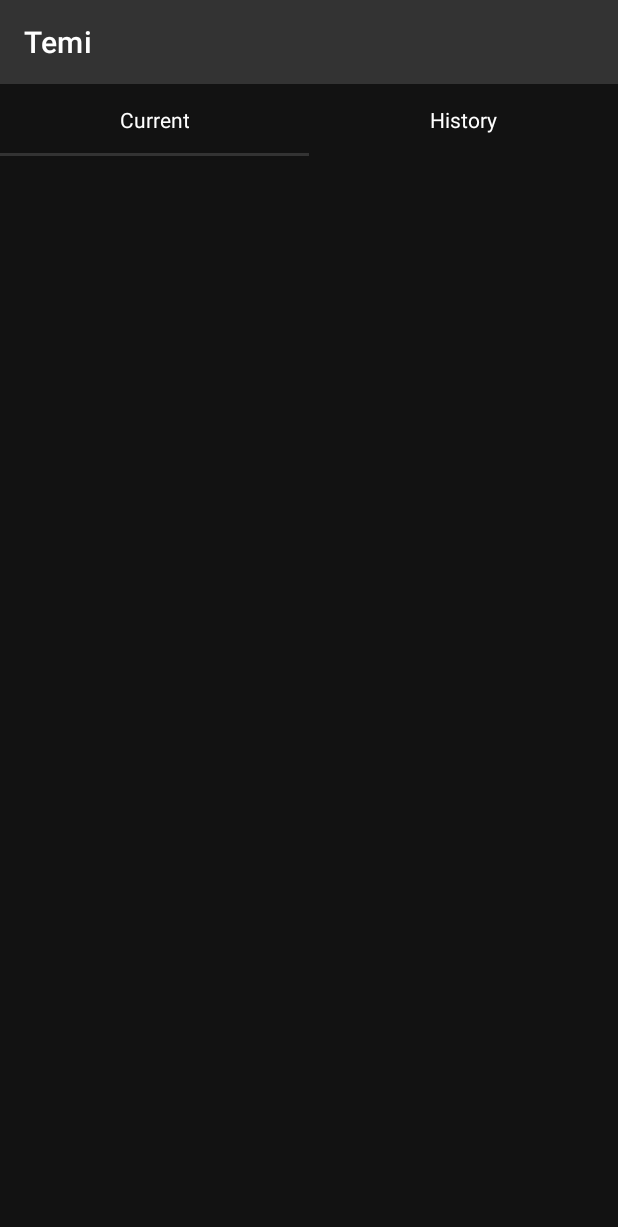
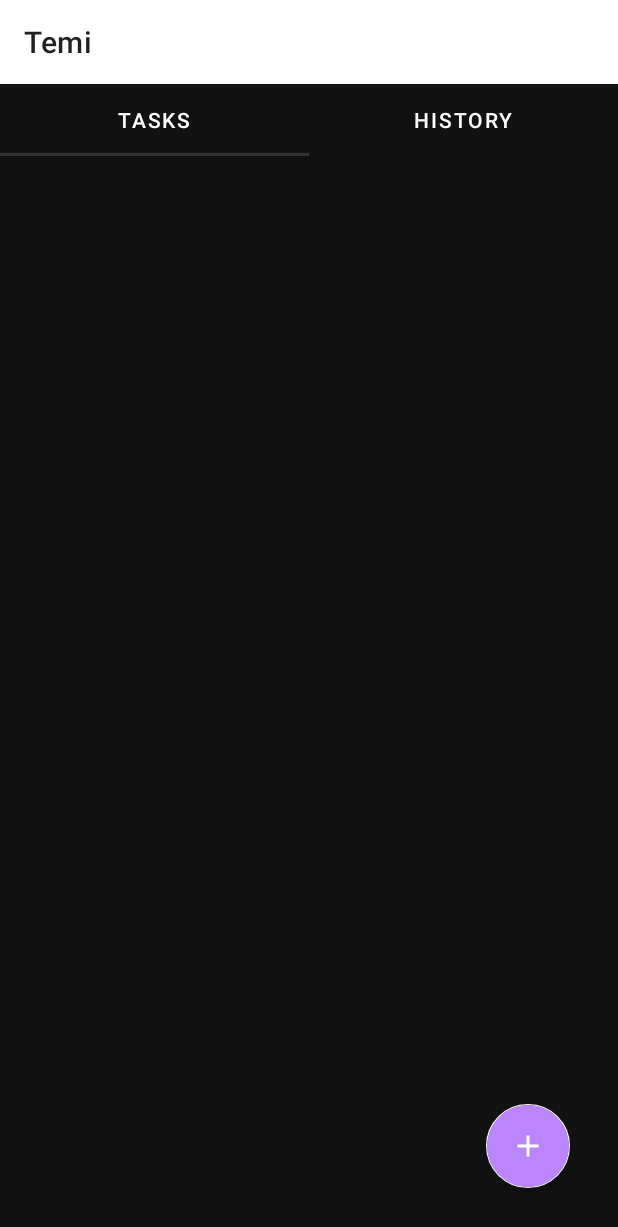
Before and after one commit to rafaelmotaalves/android-time-tracker, an Android app: the screen it shows after launch (MainActivity), on a phone screen of 412 x 824 dp. Shown: the top 1227 px of the screen. Run offline under Robolectric (Android 15) with nearby library versions, the phone set to English and light mode, and no system bars; our stand-ins replace Room's generated code; 2 statements that could not run were skipped.

Commit message:
feat(): add create task dialog

```diff
--- a/app/src/main/java/br/ufpe/cin/timetracker/MainActivity.kt
+++ b/app/src/main/java/br/ufpe/cin/timetracker/MainActivity.kt
@@ -1,13 +1,15 @@
 package br.ufpe.cin.timetracker
 
-import android.R
+import android.content.Intent
 import android.os.Bundle
+import android.text.format.DateFormat.is24HourFormat
 import androidx.activity.viewModels
 import androidx.appcompat.app.AppCompatActivity
 import androidx.fragment.app.Fragment
-import androidx.fragment.app.FragmentTransaction
 import br.ufpe.cin.timetracker.databinding.ActivityMainBinding
 import com.google.android.material.tabs.TabLayoutMediator
+import com.google.android.material.timepicker.MaterialTimePicker
+import com.google.android.material.timepicker.TimeFormat
 
 
 class MainActivity : AppCompatActivity() {
@@ -18,20 +20,22 @@ class MainActivity : AppCompatActivity() {
         super.onCreate(savedInstanceState)
         binding = ActivityMainBinding.inflate(layoutInflater)
         setContentView(binding.root)
-
+        setSupportActionBar(binding.toolbar)
         val tabs = listOf<Fragment>(
             TasksFragment.newInstance(viewModel, TasksMode.CURRENT),
             TasksFragment.newInstance(viewModel, TasksMode.HISTORY)
         )
-        supportActionBar?.elevation = .0F;
 
         val adapter = TabsAdapter(this, tabs)
         binding.viewpager.adapter = adapter
 
-        val tabNames = listOf("Current", "History")
-        TabLayoutMediator(binding.tablayout, binding.viewpager) { tab ,position ->
+        val tabNames = listOf("Tasks", "History")
+        TabLayoutMediator(binding.tabLayout, binding.viewpager) { tab, position ->
             tab.text = tabNames[position]
         }.attach()
+
+        binding.floatingActionButton.setOnClickListener {
+            CreateTaskDialog.display(supportFragmentManager)
+        }
     }
-
 }
--- a/app/src/main/java/br/ufpe/cin/timetracker/TabsAdapter.kt
+++ b/app/src/main/java/br/ufpe/cin/timetracker/TabsAdapter.kt
@@ -8,6 +8,6 @@ class TabsAdapter(fragmentActivity: FragmentActivity, private val fragments: Lis
 
     override fun getItemCount(): Int = fragments.size
 
-    override fun createFragment(position: Int): Fragment = fragments.get(position)
+    override fun createFragment(position: Int): Fragment = fragments[position]
 
 }
--- a/app/src/main/java/br/ufpe/cin/timetracker/dao/TaskDAO.kt
+++ b/app/src/main/java/br/ufpe/cin/timetracker/dao/TaskDAO.kt
@@ -22,6 +22,9 @@ interface TaskDAO {
     @Update
     suspend fun updateTask(task: TaskModel)
 
+    @Insert
+    suspend fun insertTask(task: TaskModel)
+
     @Delete
     suspend fun deleteTask(task: TaskModel)
 }
--- a/app/src/main/java/br/ufpe/cin/timetracker/entities/Task.kt
+++ b/app/src/main/java/br/ufpe/cin/timetracker/entities/Task.kt
@@ -10,6 +10,7 @@ class Task (
         val id: Int = 0,
         val name: String,
         val intervals: List<TimeInterval>,
+        val description: String,
         var done: Boolean,
         val estimate: Long
 ) : Comparable<Task> {
--- a/app/src/main/java/br/ufpe/cin/timetracker/model/Mappers.kt
+++ b/app/src/main/java/br/ufpe/cin/timetracker/model/Mappers.kt
@@ -11,6 +11,7 @@ fun TaskWithTimeIntervalsModel.toTask() = Task(
             it.toTimeInterval()
         }.collect(Collectors.toList()),
         done = task.done,
+        description = task.description,
         estimate = task.estimateInSeconds
 )
 
@@ -32,7 +33,7 @@ fun TimeInterval.toTimeIntervalModel() = TimeIntervalModel(
 
 fun Task.toTaskModel() = TaskModel(
         id = id,
-        description = "",
+        description = description,
         name = name,
         done = done,
         estimateInSeconds = estimate
--- /dev/null
+++ b/app/src/main/res/drawable/ic_baseline_add_24.xml
@@ -0,0 +1,10 @@
+<vector xmlns:android="http://schemas.android.com/apk/res/android"
+    android:width="24dp"
+    android:height="24dp"
+    android:viewportWidth="24"
+    android:viewportHeight="24"
+    android:tint="?attr/colorControlNormal">
+  <path
+      android:fillColor="@android:color/white"
+      android:pathData="M19,13h-6v6h-2v-6H5v-2h6V5h2v6h6v2z"/>
+</vector>
--- a/app/src/main/res/layout/activity_main.xml
+++ b/app/src/main/res/layout/activity_main.xml
@@ -1,4 +1,4 @@
-<LinearLayout
+<androidx.coordinatorlayout.widget.CoordinatorLayout
     xmlns:android="http://schemas.android.com/apk/res/android"
     xmlns:app="http://schemas.android.com/apk/res-auto"
     xmlns:tools="http://schemas.android.com/tools"
@@ -7,20 +7,48 @@
     android:orientation="vertical"
     tools:context=".MainActivity">
 
-    <com.google.android.material.tabs.TabLayout
-        android:id="@+id/tablayout"
+<!--    <com.google.android.material.tabs.TabLayout-->
+<!--        android:id="@+id/tablayout"-->
+<!--        android:layout_width="match_parent"-->
+<!--        android:layout_height="wrap_content"-->
+<!--        android:background="?attr/colorOnPrimary"-->
+<!--        textAllCaps="false"-->
+<!--        app:tabTextColor="@color/white"-->
+<!--        android:textAllCaps="false"-->
+<!--        app:tabTextAppearance="@android:style/TextAppearance.Widget.TabWidget"-->
+<!--        />-->
+    <com.google.android.material.appbar.AppBarLayout
         android:layout_width="match_parent"
+        android:layout_height="wrap_content" >
+        <androidx.appcompat.widget.Toolbar
+            android:id="@+id/toolbar"
+            android:layout_width="match_parent"
+            android:layout_height="?attr/actionBarSize"
+            android:background="@android:color/white"
+            />
+            <com.google.android.material.tabs.TabLayout
+                android:id="@+id/tabLayout"
+                android:layout_width="match_parent"
+                android:layout_height="wrap_content"
+                android:background="?attr/colorOnPrimary"
+                app:tabTextColor="@color/white"
+                android:textAllCaps="false"
+                />
+    </com.google.android.material.appbar.AppBarLayout>
+
+    <com.google.android.material.floatingactionbutton.FloatingActionButton
+        android:id="@+id/floating_action_button"
+        android:layout_width="wrap_content"
         android:layout_height="wrap_content"
-        android:background="?attr/colorOnPrimary"
-        textAllCaps="false"
-        app:tabTextColor="@color/white"
-        android:textAllCaps="false"
-        app:tabTextAppearance="@android:style/TextAppearance.Widget.TabWidget"
-        />
+        android:layout_gravity="bottom|end"
+        android:backgroundTint="?attr/colorSecondaryVariant"
+        android:layout_margin="32dp"
+        android:contentDescription="@string/fab_content_desc"
+        app:srcCompat="@drawable/ic_baseline_add_24"/>
 
     <androidx.viewpager2.widget.ViewPager2
         android:id="@+id/viewpager"
         android:layout_width="match_parent"
         android:layout_height="match_parent" />
 
-</LinearLayout>
+</androidx.coordinatorlayout.widget.CoordinatorLayout>
--- a/app/src/main/res/layout/fragment_tasks.xml
+++ b/app/src/main/res/layout/fragment_tasks.xml
@@ -10,11 +10,11 @@
 
     <androidx.recyclerview.widget.RecyclerView
         android:id="@+id/rvTasks"
-        app:layout_constraintTop_toBottomOf="parent"
+        android:layout_width="match_parent"
+        android:layout_height="match_parent"
+        android:layout_marginTop="110dp"
+        android:orientation="vertical"
         app:layout_constraintLeft_toLeftOf="parent"
         app:layout_constraintRight_toRightOf="parent"
-        android:layout_width="match_parent"
-        android:orientation="vertical"
-        android:layout_height="match_parent"
-        />
+        app:layout_constraintTop_toBottomOf="parent" />
 </androidx.constraintlayout.widget.ConstraintLayout>
--- a/app/src/main/res/values-night/themes.xml
+++ b/app/src/main/res/values-night/themes.xml
@@ -7,12 +7,27 @@
         <item name="colorOnPrimary">#121212</item>
         <!-- Secondary brand color. -->
         <item name="colorSecondary">@color/white</item>
-        <item name="colorSecondaryVariant">@color/teal_200</item>
+        <item name="colorSecondaryVariant">@color/purple_200</item>
         <item name="colorOnSecondary">@color/white</item>
 
         <item name="android:statusBarColor" tools:targetApi="l">?attr/colorPrimaryVariant</item>
         <item name="android:textColor" tools:targetApi="1">?attr/colorSecondary</item>
         <item name="android:listDivider" tools:targetApi="1">@drawable/divider</item>
+        <item name="windowActionBar">false</item>
+        <item name="windowNoTitle">true</item>
+    </style>
 
+    <style name="Theme.TimeTracker.FullScreenDialog" parent="Theme.MaterialComponents.Light.Dialog">
+        <item name="colorPrimaryDark">#333333</item>
+        <item name="colorAccent">@color/purple_200</item>
+        <item name="colorPrimary">#333333</item>
+        <item name="android:windowIsFloating">false</item>
+        <item name="android:windowBackground">@android:color/white</item>
+        <item name="actionMenuTextColor">@color/purple_200</item>
+    </style>
+
+    <style name="Theme.TimeTracker.Slide">
+        <item name="android:windowEnterAnimation">@anim/slide_up</item>
+        <item name="android:windowExitAnimation">@anim/slide_down</item>
     </style>
 </resources>
--- a/app/src/main/res/values/strings.xml
+++ b/app/src/main/res/values/strings.xml
@@ -5,6 +5,7 @@
     <string name="status_done">DONE</string>
     <string name="status_paused">PAUSED</string>
     <string name="status_late">(LATE)</string>
+    <string name="fab_content_desc">Add task</string>
     <array name="actions">
         <item>Done</item>
         <item>Delete</item>
@@ -14,4 +15,6 @@
     </array>
     <!-- TODO: Remove or change this placeholder text -->
     <string name="hello_blank_fragment">Hello blank fragment</string>
+    <string name="task_title_placeholder">Title</string>
+    <string name="task_description_placeholder">Description</string>
 </resources>
--- a/app/src/main/res/values/themes.xml
+++ b/app/src/main/res/values/themes.xml
@@ -7,13 +7,28 @@
         <item name="colorOnPrimary">#121212</item>
         <!-- Secondary brand color. -->
         <item name="colorSecondary">@color/white</item>
-        <item name="colorSecondaryVariant">@color/teal_200</item>
+        <item name="colorSecondaryVariant">@color/purple_200</item>
         <item name="colorOnSecondary">@color/white</item>
 
         <item name="android:statusBarColor" tools:targetApi="l">?attr/colorPrimaryVariant</item>
         <item name="android:textColor" tools:targetApi="1">?attr/colorSecondary</item>
         <item name="android:listDivider" tools:targetApi="1">@drawable/divider</item>
+        <item name="windowActionBar">false</item>
+        <item name="windowNoTitle">true</item>
+    </style>
 
+    <style name="Theme.TimeTracker.FullScreenDialog" parent="Theme.MaterialComponents.Light.Dialog">
+        <item name="colorPrimaryDark">#333333</item>
+        <item name="colorAccent">@color/purple_200</item>
+        <item name="colorPrimary">#333333</item>
+        <item name="android:windowIsFloating">false</item>
+        <item name="android:windowBackground">@android:color/white</item>
+        <item name="actionMenuTextColor">@color/purple_200</item>
+    </style>
+
+    <style name="Theme.TimeTracker.Slide">
+        <item name="android:windowEnterAnimation">@anim/slide_up</item>
+        <item name="android:windowExitAnimation">@anim/slide_down</item>
     </style>
 
 </resources>
```
Also changed, not shown: app/src/main/java/br/ufpe/cin/timetracker/CreateTaskDialog.kt (added, +64 -0 lines), app/src/main/java/br/ufpe/cin/timetracker/repo/TaskRepository.kt (+4 -4 lines), app/src/main/res/anim/slide_down.xml (added, +8 -0 lines), app/src/main/res/anim/slide_up.xml (added, +8 -0 lines), app/src/main/res/drawable/ic_baseline_description_24.xml (added, +10 -0 lines), app/src/main/res/drawable/ic_baseline_title_24.xml (added, +10 -0 lines), app/src/main/res/layout/create_task.xml (added, +56 -0 lines), app/src/main/res/menu/create_task.xml (added, +8 -0 lines).
